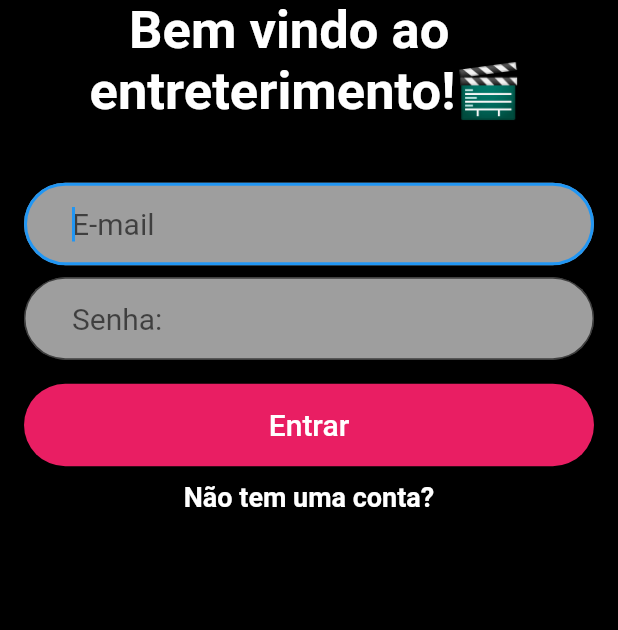
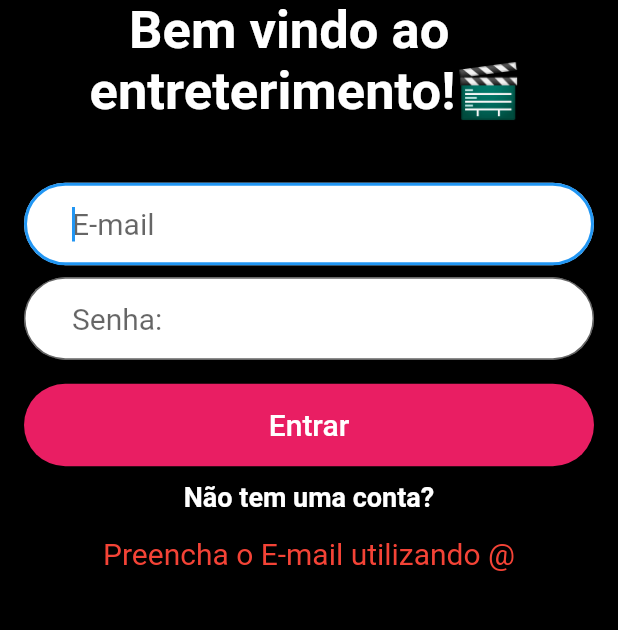
Before and after one commit to Kvcss/CineMountain, a Flutter app: the screen it shows after launch, after a tap on "Entrar", on a phone screen of 412 x 824 dp, the part 595-1225 px from its top. Run offline on Flutter 3.47's test engine with Material 2 defaults, Android fonts, the phone set to English and light mode, and no system bars; our stand-ins replace cloud_firestore, firebase_auth, firebase_core; accounts and stored records are empty.

Commit message:
Metodo de login - completo

```diff
--- a/lib/Cadastro.dart
+++ b/lib/Cadastro.dart
@@ -105,7 +105,7 @@ class _CadastroState extends State<Cadastro> {
                             contentPadding: EdgeInsets.fromLTRB(32, 16, 32, 16),
                             hintText: "Nome",
                             filled: true,
-                            fillColor: Colors.grey,
+                            fillColor: Colors.white,
                             border: OutlineInputBorder(
                                 borderRadius: BorderRadius.circular(32))),
                       ),
@@ -120,7 +120,7 @@ class _CadastroState extends State<Cadastro> {
                             contentPadding: EdgeInsets.fromLTRB(32, 16, 32, 16),
                             hintText: "E-mail",
                             filled: true,
-                            fillColor: Colors.grey,
+                            fillColor: Colors.white,
                             border: OutlineInputBorder(
                                 borderRadius: BorderRadius.circular(32))),
                       ),
@@ -134,7 +134,7 @@ class _CadastroState extends State<Cadastro> {
                           contentPadding: EdgeInsets.fromLTRB(32, 16, 32, 16),
                           hintText: "Senha:",
                           filled: true,
-                          fillColor: Colors.grey,
+                          fillColor: Colors.white,
                           border: OutlineInputBorder(
                               borderRadius: BorderRadius.circular(32))),
                     ),
--- a/lib/Login.dart
+++ b/lib/Login.dart
@@ -1,6 +1,7 @@
 
 import 'package:flutter/material.dart';
 import 'package:projetointegrado_e/Cadastro.dart';
+import 'package:projetointegrado_e/Home.dart';
 import 'package:projetointegrado_e/model/Usuario.dart';
 import 'package:firebase_auth/firebase_auth.dart';
 
@@ -20,7 +21,7 @@ class _LoginState extends State<Login> {
     String email = _controllerEmail.text;
     String senha = _controllerSenha.text;
     if (email.isNotEmpty && email.contains("@")) {
-      if (senha.isNotEmpty && senha.length > 6) {
+      if (senha.isNotEmpty) {
         setState(() {
           _mensagemErro = "";
         });
@@ -45,10 +46,10 @@ class _LoginState extends State<Login> {
           email: usuario.email,
           password: usuario.senha
       ).then((firebaseUser){
-
+        Navigator.push(context, MaterialPageRoute(builder:(contex)=> Home()));
       }).catchError((error){
         setState(() {
-          _mensagemErro = "Erro ao autenticar usuário, verifique seus dados!"
+          _mensagemErro = "Erro ao autenticar usuário, verifique seus dados!";
         });
       });
     }
@@ -86,6 +87,7 @@ class _LoginState extends State<Login> {
               Padding(
                 padding: EdgeInsets.only(bottom: 8),
                 child: TextField(
+                  controller: _controllerEmail,
                   autofocus: true,
                   keyboardType: TextInputType.emailAddress,
                   style: TextStyle(fontSize: 20),
@@ -93,19 +95,21 @@ class _LoginState extends State<Login> {
                       contentPadding: EdgeInsets.fromLTRB(32, 16, 32, 16),
                       hintText: "E-mail",
                       filled: true,
-                      fillColor: Colors.grey,
+                      fillColor: Colors.white,
                       border: OutlineInputBorder(
                           borderRadius: BorderRadius.circular(32))),
                 ),
               ),
               TextField(
+                controller: _controllerSenha,
+                obscureText: true,
                 keyboardType: TextInputType.text,
                 style: TextStyle(fontSize: 20),
                 decoration: InputDecoration(
                     contentPadding: EdgeInsets.fromLTRB(32, 16, 32, 16),
                     hintText: "Senha:",
                     filled: true,
-                    fillColor: Colors.grey,
+                    fillColor: Colors.white,
                     border: OutlineInputBorder(
                         borderRadius: BorderRadius.circular(32))),
               ),
@@ -121,7 +125,10 @@ class _LoginState extends State<Login> {
                   shape: RoundedRectangleBorder(
                     borderRadius: BorderRadius.circular(32)
                   ),
-                  onPressed: () {},
+                  onPressed: () {
+                    _validarCampos();
+
+                  },
                 ),
               ),
               Center(
```
